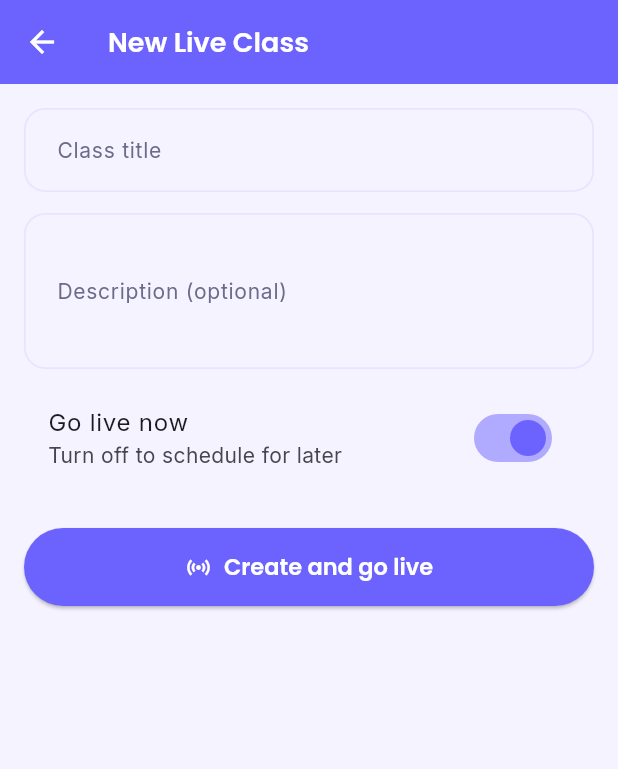
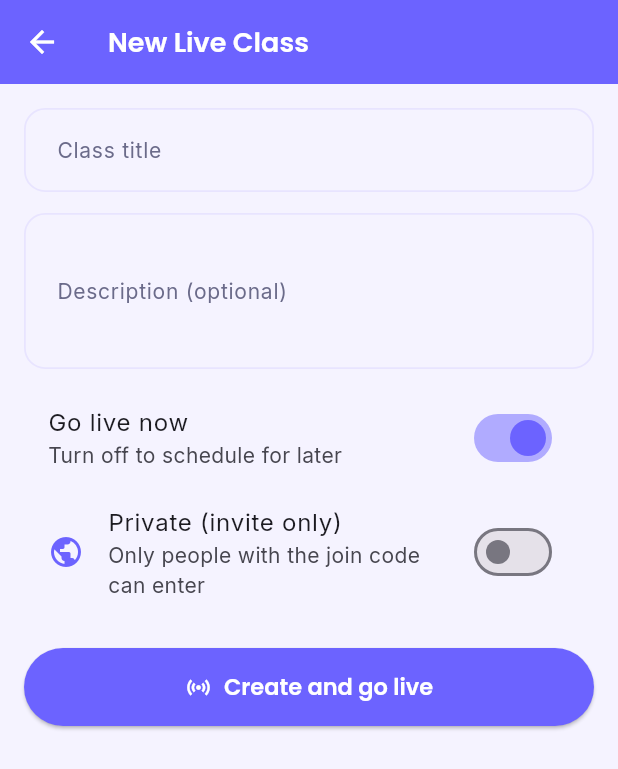
Before and after one commit to amey5111/AI_Yoga_Mitra_Frontend, a Flutter app: the CreateLiveClassScreen screen opened directly, on a phone screen of 412 x 824 dp. Shown: the top 769 px of the screen. Run offline on Flutter 3.47's test engine with Material 3 defaults, Android fonts, the phone set to English and light mode, and no system bars; our stand-ins replace args, camera, file_picker, flutter_local_notifications, flutter_tts, google_fonts and 8 more; missing offline and left inert: agora_rtc_engine, build_cli_annotations, dart:ffi, google_mlkit_pose_detection; accounts and stored records are empty.

Commit message:
Add public/private join-code classes + Meet-style on-stage mute/unmute
Co-Authored-By: Claude Opus 4.8 <noreply@anthropic.com>

```diff
--- a/lib/screens/create_live_class_screen.dart
+++ b/lib/screens/create_live_class_screen.dart
@@ -14,6 +14,7 @@ class _CreateLiveClassScreenState extends State<CreateLiveClassScreen> {
   final _title = TextEditingController();
   final _desc = TextEditingController();
   bool _goLiveNow = true;
+  bool _private = false;
   DateTime? _scheduledAt;
   bool _saving = false;
 
@@ -65,6 +66,7 @@ class _CreateLiveClassScreenState extends State<CreateLiveClassScreen> {
         description: _desc.text.trim(),
         goLiveNow: _goLiveNow,
         scheduledAt: _goLiveNow ? null : _scheduledAt,
+        visibility: _private ? 'private' : 'public',
       );
       if (!mounted) return;
       if (_goLiveNow) {
@@ -75,6 +77,15 @@ class _CreateLiveClassScreenState extends State<CreateLiveClassScreen> {
           ),
         );
       } else {
+        final code = c['joinCode'] ?? '';
+        ScaffoldMessenger.of(context).showSnackBar(
+          SnackBar(
+            content: Text(_private
+                ? 'Private class created. Share code: $code'
+                : 'Class scheduled. Code: $code'),
+            duration: const Duration(seconds: 5),
+          ),
+        );
         Navigator.pop(context, true);
       }
     } catch (e) {
@@ -122,6 +133,16 @@ class _CreateLiveClassScreenState extends State<CreateLiveClassScreen> {
             subtitle: const Text('Turn off to schedule for later'),
             onChanged: (v) => setState(() => _goLiveNow = v),
           ),
+          SwitchListTile(
+            value: _private,
+            activeColor: _green,
+            secondary: Icon(_private ? Icons.lock : Icons.public,
+                color: _green),
+            title: const Text('Private (invite only)'),
+            subtitle:
+                const Text('Only people with the join code can enter'),
+            onChanged: (v) => setState(() => _private = v),
+          ),
           if (!_goLiveNow)
             ListTile(
               leading: const Icon(Icons.event, color: _green),
--- a/lib/services/live_api.dart
+++ b/lib/services/live_api.dart
@@ -34,6 +34,7 @@ class LiveApi {
     String description = '',
     DateTime? scheduledAt,
     bool goLiveNow = false,
+    String visibility = 'public',
   }) async {
     final u = await currentUser();
     final resp = await http.post(
@@ -46,6 +47,7 @@ class LiveApi {
         'instructorName': u['userName'],
         'scheduledAt': scheduledAt?.toIso8601String(),
         'goLiveNow': goLiveNow,
+        'visibility': visibility,
       }),
     );
     final data = jsonDecode(resp.body);
@@ -53,6 +55,17 @@ class LiveApi {
       return Map<String, dynamic>.from(data['liveClass']);
     }
     throw Exception(data['message'] ?? 'Could not create class');
+  }
+
+  /// Look up a class by its join code (for private classes).
+  static Future<Map<String, dynamic>?> getByCode(String code) async {
+    final resp = await http.get(
+      Uri.parse('$_base/live/by-code/${code.trim().toUpperCase()}'),
+    );
+    if (resp.statusCode == 200) {
+      return Map<String, dynamic>.from(jsonDecode(resp.body)['liveClass']);
+    }
+    return null;
   }
 
   static Future<Map<String, dynamic>> feed() async {
```
Also changed, not shown: lib/screens/live_broadcast_screen.dart (+34 -1 lines), lib/screens/live_classes_screen.dart (+66 -0 lines), lib/screens/live_watch_screen.dart (+16 -0 lines), 1 other file.
